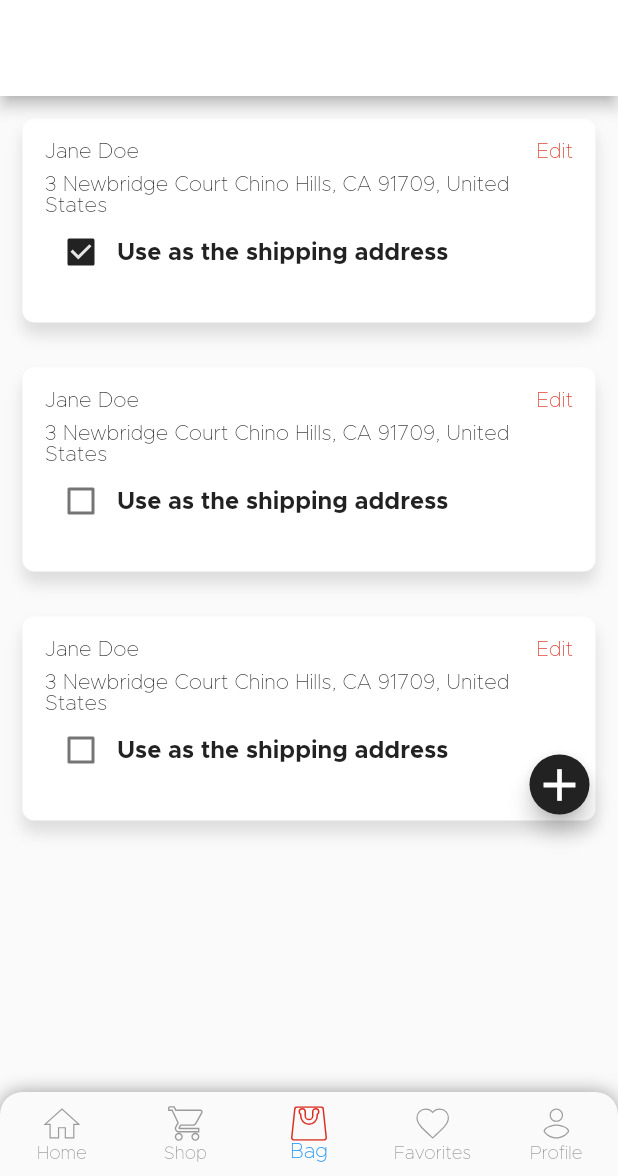
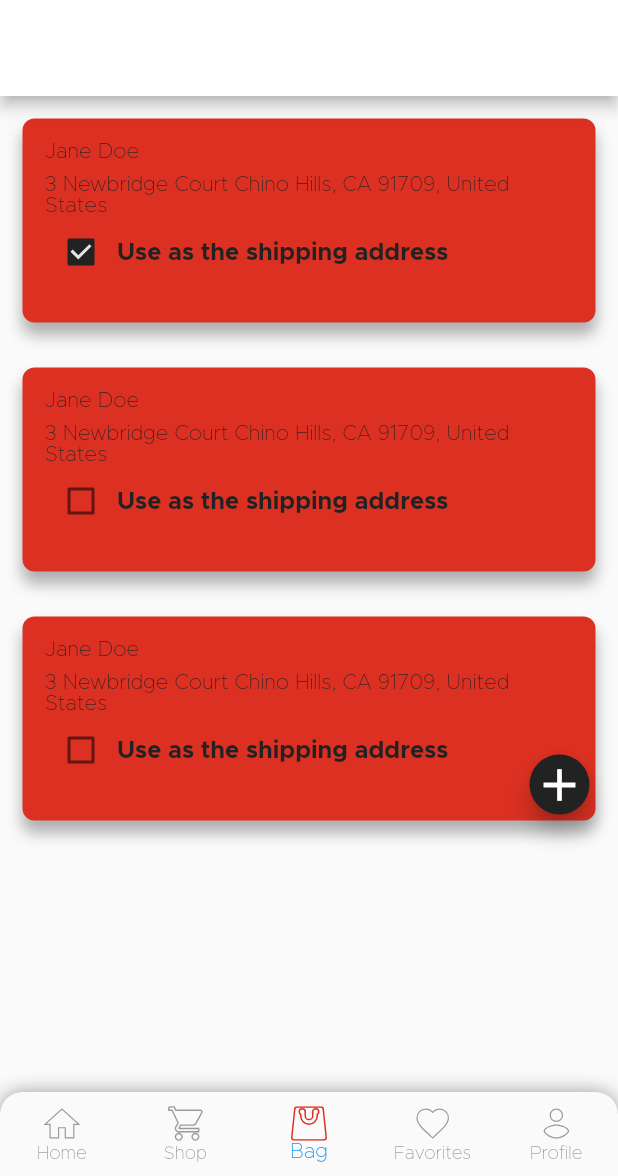
Before and after one commit to Ahmed-Khaled-ibrahem/buy-spark, a Flutter app: the CheckoutScreen screen opened by its route, swiped to page 3, on a phone screen of 412 x 824 dp, the part 60-1236 px from its top. Run offline on Flutter 3.47's test engine with Material 2 defaults, Android fonts, the phone set to English and light mode, and no system bars; our stand-ins replace bloc, bubble_tab_indicator, equatable, flutter_bloc, flutter_secure_storage, flutter_svg and 4 more; accounts and stored records are empty; network calls fail.

Commit message:
action card redesign

```diff
--- a/lib/presentation/widgets/independent/action_card.dart
+++ b/lib/presentation/widgets/independent/action_card.dart
@@ -19,10 +19,10 @@ class OpenFlutterActionCard extends StatelessWidget {
             padding: EdgeInsets.all(AppSizes.sidePadding),
             decoration: BoxDecoration(
                 borderRadius: BorderRadius.all(Radius.circular(AppSizes.imageRadius)),
-                color: AppColors.white,
+                color: AppColors.red,
                 boxShadow: [
                   BoxShadow(
-                      color: AppColors.lightGray.withOpacity(0.3),
+                      color: AppColors.lightGray.withOpacity(0.8),
                       blurRadius: AppSizes.imageRadius,
                       offset: Offset(0.0, AppSizes.imageRadius))
                 ]),
```
